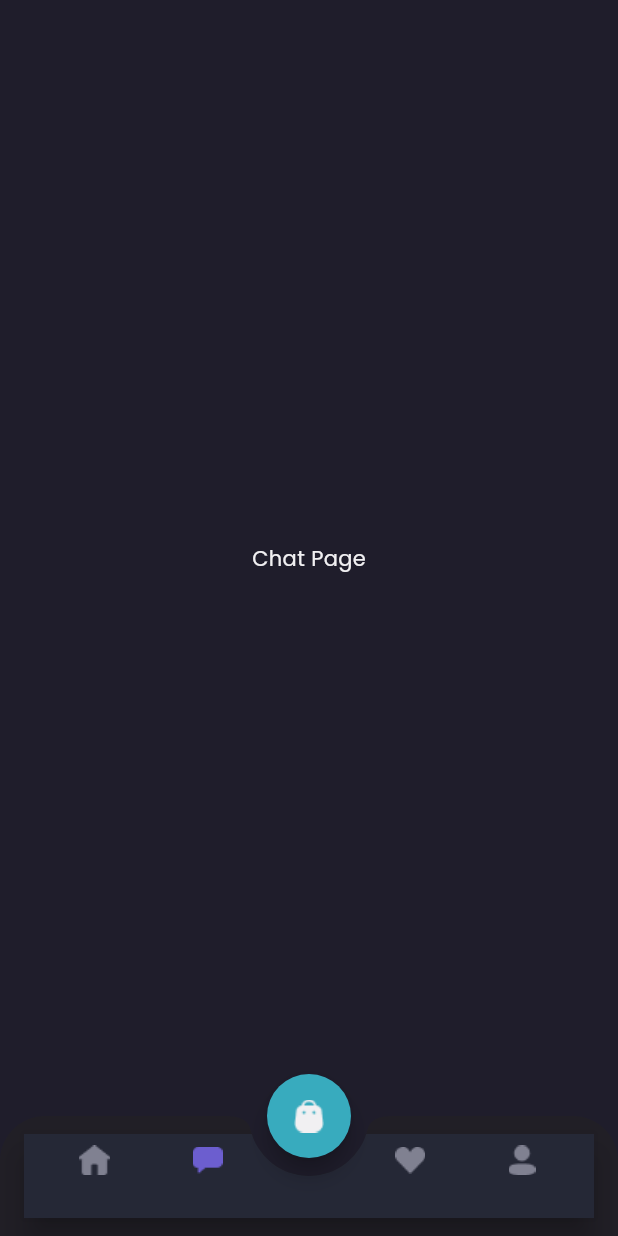
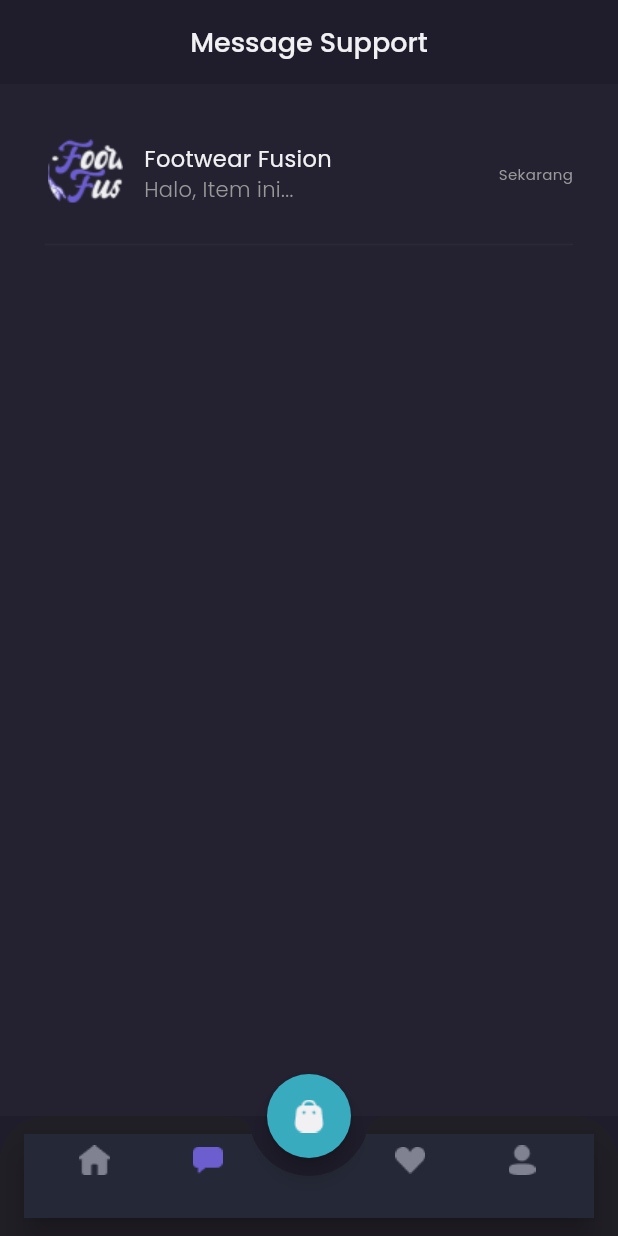
Before and after one commit to AbebAli0/Footwear-Fusion_Mobile, a Flutter app: the MainPage screen opened directly, item 2 of the bottom bar chosen, on a phone screen of 412 x 824 dp. Run offline on Flutter 3.47's test engine with Material 3 defaults, Android fonts, the phone set to English and light mode, and no system bars; our stand-ins replace google_fonts; missing offline and left inert: dart:ffi.

Commit message:
update: chat page

```diff
--- a/lib/core/theme/theme.dart
+++ b/lib/core/theme/theme.dart
@@ -35,6 +35,7 @@ const Color backgroundColor1 = Color(0xff1F1D2B);
 const Color backgroundColor2 = Color(0xff2B2937);
 const Color backgroundColor3 = Color(0xff242231);
 const Color backgroundColor4 = Color(0xff252836);
+const Color backgroundColor5 = Color(0xff2B2844);
 const Color primaryTextColor = Color(0xffF1F0F2);
 const Color secondaryTextColor = Color(0xff999999);
 const Color subtitleColor = Color(0xff504F5E);
--- a/lib/presentation/auth/pages/chat_page.dart
+++ b/lib/presentation/auth/pages/chat_page.dart
@@ -1,15 +1,110 @@
 import 'package:flutter/material.dart';
 import 'package:shoes_store/core/theme/theme.dart';
+import 'package:shoes_store/presentation/auth/widget/chat_tile.dart';
 
 class ChatPage extends StatelessWidget {
   const ChatPage({super.key});
   @override
   Widget build(BuildContext context) {
-    return Center(
-      child: Text(
-        'Chat Page',
-        style: primaryTextStyle,
-      ),
+    Widget header() {
+      return AppBar(
+        backgroundColor: backgroundColor1,
+        centerTitle: true,
+        title: Text(
+          'Message Support',
+          style: primaryTextStyle.copyWith(
+            fontSize: 18,
+            fontWeight: medium,
+          ),
+        ),
+        elevation: 0,
+        automaticallyImplyLeading: false,
+      );
+    }
+
+    Widget emptyChat() {
+      return Expanded(
+        child: Container(
+          width: double.infinity,
+          color: backgroundColor3,
+          child: Column(
+            mainAxisAlignment: MainAxisAlignment.center,
+            children: [
+              Image.asset(
+                'assets/icon_headset.png',
+                width: 80,
+              ),
+              SizedBox(
+                height: 20,
+              ),
+              Text(
+                'Oops no message yet?',
+                style: primaryTextStyle.copyWith(
+                  fontSize: 16,
+                  fontWeight: medium,
+                ),
+              ),
+              SizedBox(
+                height: 12,
+              ),
+              Text(
+                'You have never done a transaction.',
+                style: secondaryTextStyle,
+              ),
+              SizedBox(
+                height: 20,
+              ),
+              Container(
+                height: 44,
+                child: TextButton(
+                  onPressed: () {},
+                  style: TextButton.styleFrom(
+                    padding: EdgeInsets.symmetric(
+                      horizontal: 24,
+                      vertical: 10,
+                    ),
+                    backgroundColor: primaryColor,
+                    shape: RoundedRectangleBorder(
+                      borderRadius: BorderRadius.circular(12),
+                    ),
+                  ),
+                  child: Text(
+                    'Explore Store',
+                    style: primaryTextStyle.copyWith(
+                      fontSize: 16,
+                      fontWeight: medium,
+                    ),
+                  ),
+                ),
+              ),
+            ],
+          ),
+        ),
+      );
+    }
+
+    Widget content() {
+      return Expanded(
+        child: Container(
+          width: double.infinity,
+          color: backgroundColor3,
+          child: ListView(
+            padding: EdgeInsets.symmetric(
+              horizontal: defaultMargin,
+            ),
+            children: [
+              ChatTile(),
+            ],
+          ),
+        ),
+      );
+    }
+
+    return Column(
+      children: [
+        header(),
+        content(),
+      ],
     );
   }
 }
--- /dev/null
+++ b/lib/presentation/auth/widget/chat_tile.dart
@@ -0,0 +1,67 @@
+import 'package:flutter/material.dart';
+import 'package:shoes_store/core/theme/theme.dart';
+import '../../routes/app_pages.dart';
+
+class ChatTile extends StatelessWidget {
+  const ChatTile({super.key});
+
+  @override
+  Widget build(BuildContext context) {
+    return GestureDetector(
+      onTap: () {
+        Navigator.pushReplacement(context, Routes.chat());
+      },
+      child: Container(
+        margin: EdgeInsets.only(top: 33),
+        child: Column(
+          children: [
+            Row(
+              children: [
+                Image.asset(
+                  'assets/image_logo.png',
+                  width: 54,
+                ),
+                SizedBox(
+                  width: 12,
+                ),
+                Expanded(
+                  child: Column(
+                    crossAxisAlignment: CrossAxisAlignment.start,
+                    children: [
+                      Text(
+                        'Footwear Fusion',
+                        style: primaryTextStyle.copyWith(
+                          fontSize: 15,
+                        ),
+                      ),
+                      Text(
+                        'Halo, Item ini...',
+                        style: secondaryTextStyle.copyWith(
+                          fontWeight: light,
+                        ),
+                        overflow: TextOverflow.ellipsis,
+                      ),
+                    ],
+                  ),
+                ),
+                Text(
+                  'Sekarang',
+                  style: secondaryTextStyle.copyWith(
+                    fontSize: 10,
+                  ),
+                )
+              ],
+            ),
+            SizedBox(
+              height: 12,
+            ),
+            Divider(
+              thickness: 1,
+              color: Color(0xff2B2939),
+            ),
+          ],
+        ),
+      ),
+    );
+  }
+}
--- a/lib/presentation/auth/widget/product_card.dart
+++ b/lib/presentation/auth/widget/product_card.dart
@@ -26,7 +26,7 @@ class ProductCard extends StatelessWidget {
             'assets/image_shoes.png',
             width: 215,
             height: 150,
-            // fit: BoxFit.cover,
+            fit: BoxFit.cover,
           ),
           Container(
             margin: EdgeInsets.symmetric(
--- a/lib/presentation/auth/widget/product_tile.dart
+++ b/lib/presentation/auth/widget/product_tile.dart
@@ -19,9 +19,9 @@ class ProductTile extends StatelessWidget {
             borderRadius: BorderRadius.circular(20),
             child: Image.asset(
               'assets/image_shoes.png',
-              width: 180,
-              height: 180,
-              // fit: BoxFit.cover,
+              width: 120,
+              height: 120,
+              fit: BoxFit.cover,
             ),
           ),
           SizedBox(
--- a/lib/presentation/routes/app_pages.dart
+++ b/lib/presentation/routes/app_pages.dart
@@ -3,10 +3,13 @@ import 'package:flutter/material.dart';
 import '../auth/pages/sign_in_page.dart';
 import '../auth/pages/sign_up_page.dart';
 import '../auth/pages/main_page.dart';
+import '../auth/pages/detail_chat_page.dart';
 
 class Routes {
   static login() => MaterialPageRoute(builder: (context) => const SignInPage());
   static register() =>
       MaterialPageRoute(builder: (context) => const SignUpPage());
   static main() => MaterialPageRoute(builder: (context) => const MainPage());
+  static chat() =>
+      MaterialPageRoute(builder: (context) => const DetailChatPage());
 }
```
Also changed, not shown: lib/presentation/auth/pages/detail_chat_page.dart (added, +180 -0 lines), lib/presentation/auth/widget/chat_bubble.dart (added, +131 -0 lines), assets/button_close.png (added), assets/icon_button.png (added), assets/icon_headset.png (added), assets/image_logo.png (added), assets/image_logo_online.png (added), assets/image_shoes.png.
